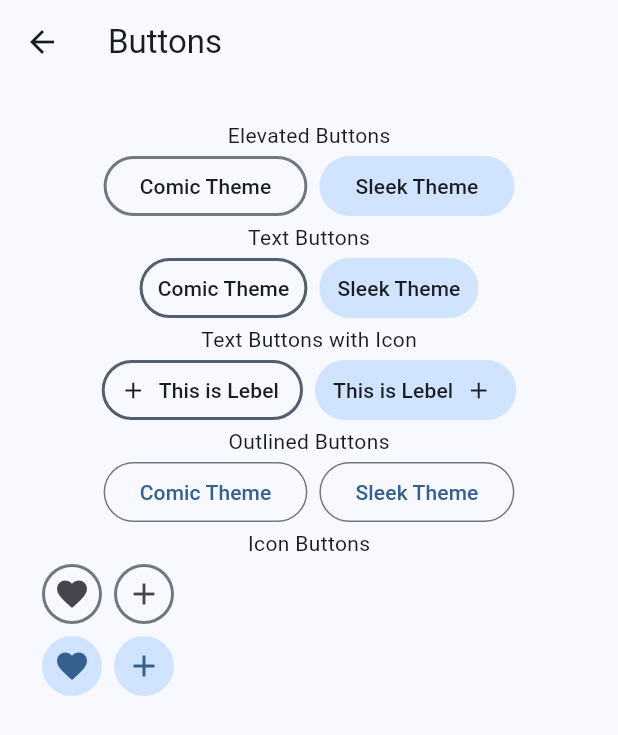
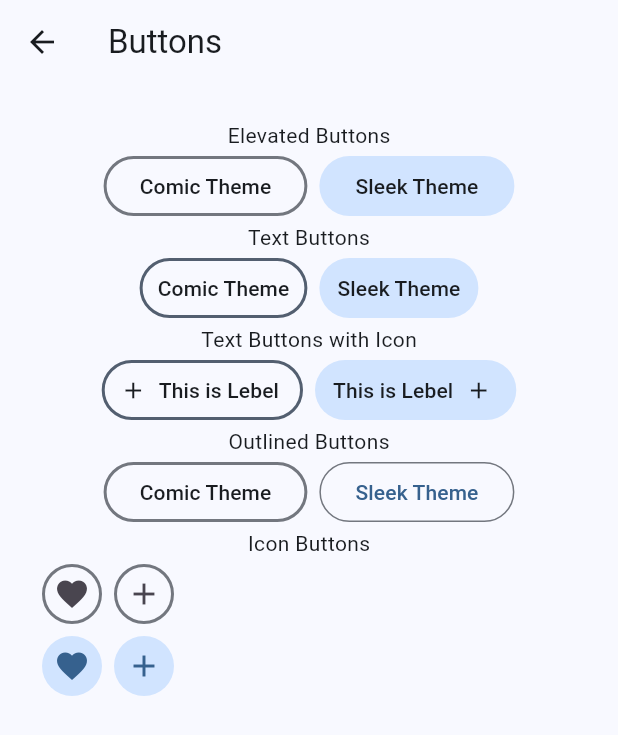
Before and after one commit to thruthesky/easy_design_system_backup_2024_09_24, a Flutter app: the screen it shows after launch, after a tap on "Buttons", on a phone screen of 412 x 824 dp. Shown: the top 735 px of the screen. Run offline on Flutter 3.47's test engine with Material 3 defaults, Android fonts, the phone set to English and light mode, and no system bars; our stand-ins replace cached_network_image, rxdart, smooth_page_indicator; missing offline and left inert: loop_page_view; network calls fail.

Commit message:
update on i

```diff
--- a/example/lib/screens/color_scheme/color_scheme.screen.dart
+++ b/example/lib/screens/color_scheme/color_scheme.screen.dart
@@ -92,11 +92,11 @@ class _ColorSchemeScreenState extends State<ColorSchemeScreen> {
       ),
       (
         name: 'background',
-        nameColor: (context) => Theme.of(context).colorScheme.background,
-        nameColorCode: 'Theme.of(context).colorScheme.background',
+        nameColor: (context) => Theme.of(context).colorScheme.surface,
+        nameColorCode: 'Theme.of(context).colorScheme.surface',
         onName: 'onBackground',
-        onNameColor: (context) => Theme.of(context).colorScheme.onBackground,
-        onNameColorCode: 'Theme.of(context).colorScheme.onBackground'
+        onNameColor: (context) => Theme.of(context).colorScheme.onSurface,
+        onNameColorCode: 'Theme.of(context).colorScheme.onSurface'
       ),
       (
         name: 'surface',
@@ -108,8 +108,9 @@ class _ColorSchemeScreenState extends State<ColorSchemeScreen> {
       ),
       (
         name: 'surfaceVariant',
-        nameColor: (context) => Theme.of(context).colorScheme.surfaceVariant,
-        nameColorCode: 'Theme.of(context).colorScheme.surfaceVariant',
+        nameColor: (context) =>
+            Theme.of(context).colorScheme.surfaceContainerHighest,
+        nameColorCode: 'Theme.of(context).colorScheme.surfaceContainerHighest',
         onName: 'onSurfaceVariant',
         onNameColor: (context) =>
             Theme.of(context).colorScheme.onSurfaceVariant,
--- a/example/lib/screens/comic/comic.screen.demo.dart
+++ b/example/lib/screens/comic/comic.screen.demo.dart
@@ -81,7 +81,7 @@ class _ComicScreenDemoState extends State<ComicScreenDemo>
             decoration: BoxDecoration(
               border: Border(
                 top: BorderSide(
-                  color: Theme.of(context).colorScheme.onBackground,
+                  color: Theme.of(context).colorScheme.onSurface,
                   width: 1.6,
                 ),
               ),
--- a/lib/src/entry/basic_carousel_entry/basic_carousel_entry.dart
+++ b/lib/src/entry/basic_carousel_entry/basic_carousel_entry.dart
@@ -134,7 +134,7 @@ class _BasicCarouselEntryState extends State<BasicCarouselEntry> {
           children: [
             Positioned.fill(
               child: Container(
-                color: Theme.of(context).colorScheme.background,
+                color: Theme.of(context).colorScheme.surface,
               ),
             ),
 
--- a/lib/src/entry/round_carousel_entry/round_carousel_entry.dart
+++ b/lib/src/entry/round_carousel_entry/round_carousel_entry.dart
@@ -134,7 +134,7 @@ class _RoundCarouselEntryState extends State<RoundCarouselEntry> {
           children: [
             Positioned.fill(
               child: Container(
-                color: Theme.of(context).colorScheme.background,
+                color: Theme.of(context).colorScheme.surface,
               ),
             ),
 
--- a/lib/src/entry/wave_carousel_entry/wave_carousel_entry.dart
+++ b/lib/src/entry/wave_carousel_entry/wave_carousel_entry.dart
@@ -139,7 +139,7 @@ class _WaveCarouselEntryState extends State<WaveCarouselEntry> {
           children: [
             Positioned.fill(
               child: Container(
-                color: Theme.of(context).colorScheme.background,
+                color: Theme.of(context).colorScheme.surface,
               ),
             ),
             if (widget.backgroundWidget != null) widget.backgroundWidget!,
--- a/lib/src/themes/comic/comic.icon_button.dart
+++ b/lib/src/themes/comic/comic.icon_button.dart
@@ -20,12 +20,11 @@ class ComicIconButton extends StatelessWidget {
       data: theme.copyWith(
         iconButtonTheme: IconButtonThemeData(
           style: ButtonStyle(
-            elevation: MaterialStateProperty.all(0),
+            elevation: WidgetStateProperty.all(0),
             foregroundColor:
-                MaterialStateProperty.all(theme.colorScheme.onSurface),
-            backgroundColor:
-                MaterialStateProperty.all(theme.colorScheme.background),
-            shape: MaterialStateProperty.all(
+                WidgetStateProperty.all(theme.colorScheme.onSurface),
+            backgroundColor: WidgetStateProperty.all(theme.colorScheme.surface),
+            shape: WidgetStateProperty.all(
               RoundedRectangleBorder(
                 borderRadius: BorderRadius.circular(18),
                 side: const BorderSide(
--- a/lib/src/themes/comic/comic.theme.dart
+++ b/lib/src/themes/comic/comic.theme.dart
@@ -10,7 +10,7 @@ class ComicIconButtonThemeData {
     return ThemeData(
       iconButtonTheme: IconButtonThemeData(
         style: ButtonStyle(
-          shape: MaterialStateProperty.all(
+          shape: WidgetStateProperty.all(
             RoundedRectangleBorder(
               borderRadius: BorderRadius.circular(24),
               side: BorderSide(
@@ -33,11 +33,9 @@ class ComicTextButtonThemeData {
     return ThemeData(
       textButtonTheme: TextButtonThemeData(
         style: ButtonStyle(
-          foregroundColor:
-              MaterialStateProperty.all(theme.colorScheme.onSurface),
-          backgroundColor:
-              MaterialStateProperty.all(theme.colorScheme.background),
-          shape: MaterialStateProperty.all(
+          foregroundColor: WidgetStateProperty.all(theme.colorScheme.onSurface),
+          backgroundColor: WidgetStateProperty.all(theme.colorScheme.surface),
+          shape: WidgetStateProperty.all(
             RoundedRectangleBorder(
               borderRadius: BorderRadius.circular(24),
               side: BorderSide(
@@ -66,13 +64,13 @@ class ComicThemeData {
     return ThemeData(
       appBarTheme: AppBarTheme(
         iconTheme: theme.iconTheme.copyWith(
-          color: theme.colorScheme.onBackground,
+          color: theme.colorScheme.onSurface,
         ),
         actionsIconTheme: theme.iconTheme.copyWith(
-          color: theme.colorScheme.onBackground,
+          color: theme.colorScheme.onSurface,
         ),
         titleTextStyle: theme.textTheme.headlineMedium?.copyWith(
-          color: theme.colorScheme.onBackground,
+          color: theme.colorScheme.onSurface,
         ),
       ),
 
@@ -86,10 +84,10 @@ class ComicThemeData {
       // textButtonTheme: TextButtonThemeData(
       //   style: ButtonStyle(
       //     foregroundColor:
-      //         MaterialStateProperty.all(theme.colorScheme.onSurface),
+      //         WidgetStateProperty.all(theme.colorScheme.onSurface),
       //     backgroundColor:
-      //         MaterialStateProperty.all(theme.colorScheme.background),
-      //     shape: MaterialStateProperty.all(
+      //         WidgetStateProperty.all(theme.colorScheme.surface),
+      //     shape: WidgetStateProperty.all(
       //       RoundedRectangleBorder(
       //         borderRadius: BorderRadius.circular(24),
       //         side: BorderSide(
@@ -102,9 +100,9 @@ class ComicThemeData {
       // ),
       // textButtonTheme: TextButtonThemeData(
       //   style: ButtonStyle(
-      //     foregroundColor: MaterialStateProperty.all(theme.colorScheme.primary),
+      //     foregroundColor: WidgetStateProperty.all(theme.colorScheme.primary),
       //     backgroundColor:
-      //         MaterialStateProperty.all(theme.colorScheme.background),
+      //         WidgetStateProperty.all(theme.colorScheme.surface),
       //     textStyle: MaterialStatePropertyAll(
       //       theme.textTheme.labelLarge?.copyWith(
       //         fontWeight: FontWeight.w700,
@@ -114,17 +112,37 @@ class ComicThemeData {
       // ),
       elevatedButtonTheme: ElevatedButtonThemeData(
         style: ButtonStyle(
-          elevation: MaterialStateProperty.all(0),
-          foregroundColor:
-              MaterialStateProperty.all(theme.colorScheme.onSurface),
-          backgroundColor:
-              MaterialStateProperty.all(theme.colorScheme.background),
-          shape: MaterialStateProperty.all(
+          elevation: WidgetStateProperty.all(0),
+          foregroundColor: WidgetStateProperty.all(theme.colorScheme.onSurface),
+          backgroundColor: WidgetStateProperty.all(theme.colorScheme.surface),
+          shape: WidgetStateProperty.all(
             RoundedRectangleBorder(
               borderRadius: BorderRadius.circular(24),
               side: BorderSide(
                 color: theme.colorScheme.outline,
                 width: borderThickness,
+              ),
+            ),
+          ),
+        ),
+      ),
+
+      outlinedButtonTheme: OutlinedButtonThemeData(
+        style: ButtonStyle(
+          elevation: WidgetStateProperty.all(0),
+          foregroundColor: WidgetStateProperty.all(theme.colorScheme.onSurface),
+          backgroundColor: WidgetStateProperty.all(theme.colorScheme.surface),
+          side: WidgetStateProperty.all(
+            BorderSide(
+              color: theme.colorScheme.outline,
+              width: borderThickness,
+            ),
+          ),
+          shape: WidgetStateProperty.all(
+            RoundedRectangleBorder(
+              borderRadius: BorderRadius.circular(24),
+              side: BorderSide(
+                color: theme.colorScheme.outline,
               ),
             ),
           ),
@@ -151,40 +169,40 @@ class ComicThemeData {
           border: Border(
             bottom: BorderSide(
               width: borderThickness * 3,
-              color: theme.colorScheme.onBackground,
+              color: theme.colorScheme.onSurface,
             ),
           ),
         ),
-        dividerColor: theme.colorScheme.onBackground,
+        dividerColor: theme.colorScheme.onSurface,
         dividerHeight: borderThickness * 0.8,
-        labelColor: theme.colorScheme.onBackground,
-        unselectedLabelColor: theme.colorScheme.onBackground,
-        overlayColor: MaterialStateProperty.all(
+        labelColor: theme.colorScheme.onSurface,
+        unselectedLabelColor: theme.colorScheme.onSurface,
+        overlayColor: WidgetStateProperty.all(
           theme.colorScheme.secondary.withAlpha(40),
         ),
       ),
       navigationBarTheme: theme.navigationBarTheme.copyWith(
         surfaceTintColor: Colors.transparent,
         backgroundColor: theme.navigationBarTheme.backgroundColor,
-        labelTextStyle: MaterialStateProperty.resolveWith((states) {
-          if (states.contains(MaterialState.selected)) {
+        labelTextStyle: WidgetStateProperty.resolveWith((states) {
+          if (states.contains(WidgetState.selected)) {
             return TextStyle(
               fontSize: 13,
               fontWeight: FontWeight.w800,
-              color: Theme.of(context).colorScheme.onBackground,
+              color: Theme.of(context).colorScheme.onSurface,
             );
           }
           return TextStyle(
             fontSize: 13,
             fontWeight: FontWeight.w300,
-            color: Theme.of(context).colorScheme.onBackground,
+            color: Theme.of(context).colorScheme.onSurface,
           );
         }),
-        indicatorColor: Theme.of(context).colorScheme.background,
+        indicatorColor: Theme.of(context).colorScheme.surface,
         indicatorShape: RoundedRectangleBorder(
           side: BorderSide(
             width: borderThickness,
-            color: Theme.of(context).colorScheme.onBackground,
+            color: Theme.of(context).colorScheme.onSurface,
           ),
           borderRadius: BorderRadius.circular(24),
         ),
@@ -192,24 +210,31 @@ class ComicThemeData {
       ),
       inputDecorationTheme: theme.inputDecorationTheme.copyWith(
         border: OutlineInputBorder(
-          borderRadius: BorderRadius.circular(24),
+          borderRadius: BorderRadius.circular(15.15),
         ),
         enabledBorder: OutlineInputBorder(
-          borderRadius: BorderRadius.circular(24),
+          borderRadius: BorderRadius.circular(15.15),
           borderSide: BorderSide(
-            color: theme.colorScheme.secondary,
+            color: theme.colorScheme.outline,
+            width: borderThickness,
+          ),
+        ),
+        focusedBorder: OutlineInputBorder(
+          borderRadius: BorderRadius.circular(15.15),
+          borderSide: BorderSide(
+            color: theme.colorScheme.outline,
             width: borderThickness,
           ),
         ),
       ),
       // iconButtonTheme: ComicIconButtonThemeData(
       //   style: ButtonStyle(
-      //     elevation: MaterialStateProperty.all(0),
+      //     elevation: WidgetStateProperty.all(0),
       //     foregroundColor:
-      //         MaterialStateProperty.all(theme.colorScheme.onSurface),
+      //         WidgetStateProperty.all(theme.colorScheme.onSurface),
       //     backgroundColor:
-      //         MaterialStateProperty.all(theme.colorScheme.background),
-      //     shape: MaterialStateProperty.all(
+      //         WidgetStateProperty.all(theme.colorScheme.surface),
+      //     shape: WidgetStateProperty.all(
       //       RoundedRectangleBorder(
       //         borderRadius: BorderRadius.circular(24),
       //         side: const BorderSide(
@@ -230,16 +255,16 @@ class ComicThemeData {
           elevation: 0,
         ),
         // style: ButtonStyle(
-        //   side: MaterialStateProperty.all(
+        //   side: WidgetStateProperty.all(
         //     BorderSide(
         //       width: borderThickness,
         //       color: theme.colorScheme.secondary,
         //     ),
         //   ),
-        //   elevation: MaterialStateProperty.all(0),
+        //   elevation: WidgetStateProperty.all(0),
         //   foregroundColor:
-        //       MaterialStateProperty.all(theme.colorScheme.onSurface),
-        //   shape: MaterialStateProperty.all(
+        //       WidgetStateProperty.all(theme.colorScheme.onSurface),
+        //   shape: WidgetStateProperty.all(
         //     RoundedRectangleBorder(
         //       borderRadius: BorderRadius.circular(24),
         //     ),
@@ -247,7 +272,7 @@ class ComicThemeData {
         // ),
       ),
       floatingActionButtonTheme: FloatingActionButtonThemeData(
-        backgroundColor: theme.colorScheme.background,
+        backgroundColor: theme.colorScheme.surface,
         elevation: 0,
         shape: RoundedRectangleBorder(
           borderRadius: BorderRadius.circular(24),
@@ -266,7 +291,7 @@ class ComicThemeData {
         color: theme.colorScheme.secondary,
       ),
       bottomSheetTheme: BottomSheetThemeData(
-        backgroundColor: theme.colorScheme.background,
+        backgroundColor: theme.colorScheme.surface,
         shape: const Border(
           top: BorderSide(
             width: borderThickness,
--- a/lib/src/themes/sleek/sleek.theme.dart
+++ b/lib/src/themes/sleek/sleek.theme.dart
@@ -22,13 +22,12 @@ class SleekThemeData {
       colorScheme: Theme.of(context).colorScheme,
       elevatedButtonTheme: ElevatedButtonThemeData(
         style: ButtonStyle(
-          elevation: MaterialStateProperty.all(0),
-          foregroundColor:
-              MaterialStateProperty.all(theme.colorScheme.onSurface),
-          backgroundColor: MaterialStateProperty.all(
+          elevation: WidgetStateProperty.all(0),
+          foregroundColor: WidgetStateProperty.all(theme.colorScheme.onSurface),
+          backgroundColor: WidgetStateProperty.all(
             theme.colorScheme.primaryContainer,
           ),
-          shape: MaterialStateProperty.all(
+          shape: WidgetStateProperty.all(
             RoundedRectangleBorder(
               borderRadius: BorderRadius.circular(24),
             ),
@@ -46,12 +45,12 @@ class SleekThemeData {
       ),
       iconButtonTheme: IconButtonThemeData(
         style: ButtonStyle(
-          elevation: MaterialStateProperty.all(0),
-          foregroundColor: MaterialStateProperty.all(theme.colorScheme.primary),
-          backgroundColor: MaterialStateProperty.all(
+          elevation: WidgetStateProperty.all(0),
+          foregroundColor: WidgetStateProperty.all(theme.colorScheme.primary),
+          backgroundColor: WidgetStateProperty.all(
             theme.colorScheme.primaryContainer,
           ),
-          shape: MaterialStateProperty.all(
+          shape: WidgetStateProperty.all(
             RoundedRectangleBorder(
               borderRadius: BorderRadius.circular(24),
             ),
@@ -91,12 +90,11 @@ class SleekThemeData {
       ),
       textButtonTheme: TextButtonThemeData(
         style: ButtonStyle(
-          foregroundColor:
-              MaterialStateProperty.all(theme.colorScheme.onSurface),
-          backgroundColor: MaterialStateProperty.all(
+          foregroundColor: WidgetStateProperty.all(theme.colorScheme.onSurface),
+          backgroundColor: WidgetStateProperty.all(
             theme.colorScheme.primaryContainer,
           ),
-          shape: MaterialStateProperty.all(
+          shape: WidgetStateProperty.all(
             RoundedRectangleBorder(
               borderRadius: BorderRadius.circular(24),
             ),
```
Also changed, not shown: example/pubspec.lock.
